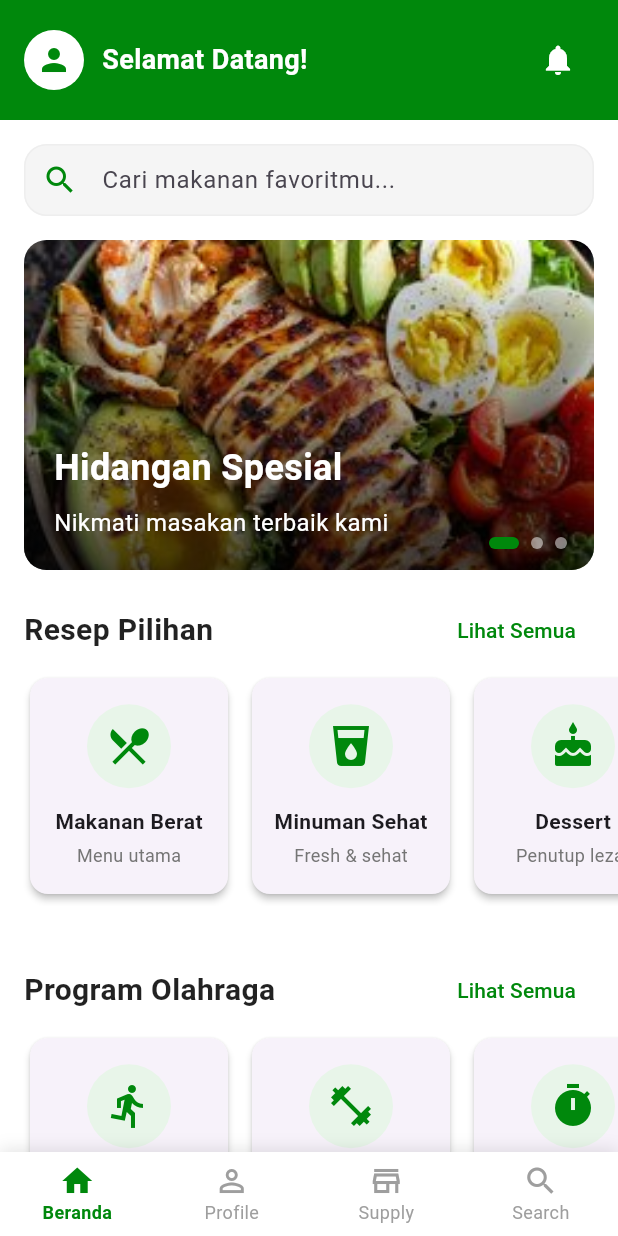
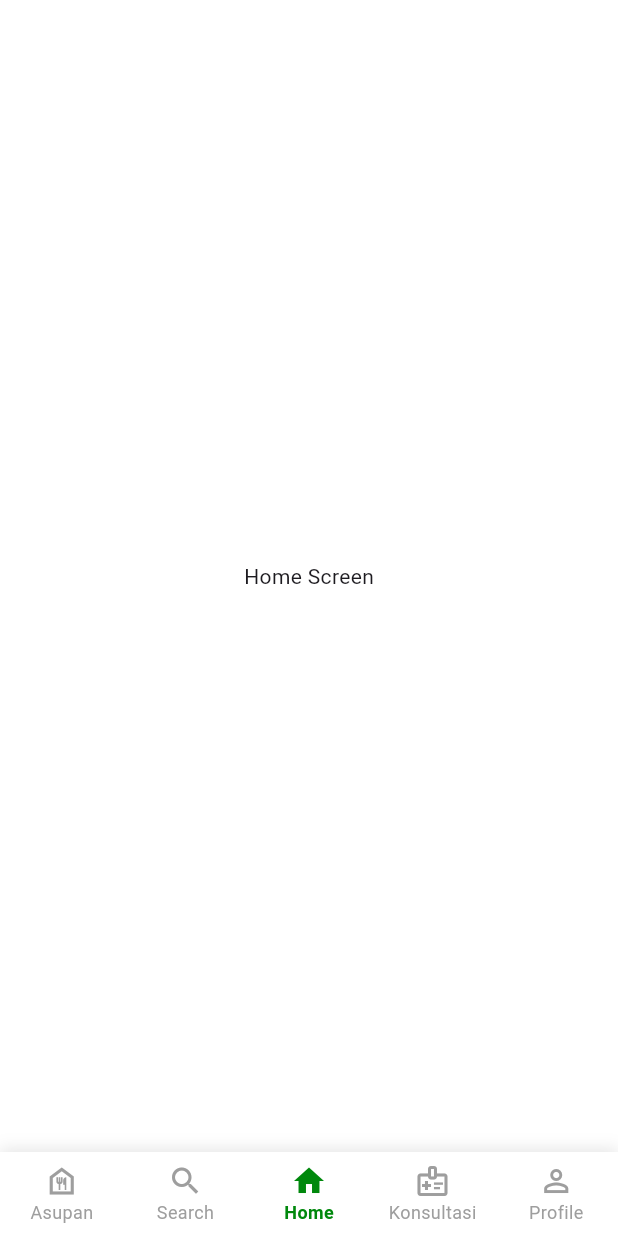
Before and after one commit to kunMooji/flutterdek, a Flutter app: the MainPage screen opened directly, on a phone screen of 412 x 824 dp. Run offline on Flutter 3.47's test engine with Material 3 defaults, Android fonts, the phone set to English and light mode, and no system bars; our stand-ins replace shared_preferences; accounts and stored records are empty.

Commit message:
tab asupan, fixing nav bar, add new screen for recipe

```diff
--- a/lib/main.dart
+++ b/lib/main.dart
@@ -1,9 +1,10 @@
 import 'package:flutter/material.dart';
+import 'package:mesorry/screens/HomeFrame.dart';
+import 'package:mesorry/screens/searchFrame.dart';
 import 'screens/profile.dart';
 import 'screens/supply.dart';
-import 'screens/searchFrame.dart';
+import 'screens/konsultasiFrame.dart';
 import 'screens/login_screen.dart';
-import 'screens/search.dart';
 import 'package:shared_preferences/shared_preferences.dart';
 
 void main() {
@@ -99,15 +100,16 @@ class MainPage extends StatefulWidget {
 }
 
 class _MainPageState extends State<MainPage> with SingleTickerProviderStateMixin {
-  int _currentIndex = 0;
+  int _currentIndex = 2; // Set Home (index 2) as default
   late PageController _pageController;
   late AnimationController _animationController;
 
   final List<Widget> _pages = [
-    HomeScreen(),
-    ProfileScreen(),
     BussinesScreen(),
     SearchScreen(),
+    HomeScreen(),
+    KonsultasiScreen(),
+    ProfileScreen(),
   ];
 
   @override
@@ -128,8 +130,8 @@ class _MainPageState extends State<MainPage> with SingleTickerProviderStateMixin
   }
 
   Future<bool> _onWillPop() async {
-    if (_currentIndex != 0) {
-      _onItemTapped(0);
+    if (_currentIndex != 2) { // Home is at index 2
+      _onItemTapped(2);
       return false;
     }
     return true;
@@ -209,24 +211,29 @@ class _MainPageState extends State<MainPage> with SingleTickerProviderStateMixin
             unselectedLabelStyle: const TextStyle(fontWeight: FontWeight.normal),
             items: const [
               BottomNavigationBarItem(
+                icon: Icon(Icons.food_bank_outlined),
+                activeIcon: Icon(Icons.food_bank),
+                label: 'Asupan',
+              ),
+              BottomNavigationBarItem(
+                icon: Icon(Icons.search_outlined),
+                activeIcon: Icon(Icons.search),
+                label: 'Search',
+              ),
+              BottomNavigationBarItem(
                 icon: Icon(Icons.home_outlined),
                 activeIcon: Icon(Icons.home),
-                label: 'Beranda',
+                label: 'Home',
+              ),
+              BottomNavigationBarItem(
+                icon: Icon(Icons.medical_information_outlined),
+                activeIcon: Icon(Icons.medical_information),
+                label: 'Konsultasi',
               ),
               BottomNavigationBarItem(
                 icon: Icon(Icons.person_outline),
                 activeIcon: Icon(Icons.person),
                 label: 'Profile',
-              ),
-              BottomNavigationBarItem(
-                icon: Icon(Icons.store_outlined),
-                activeIcon: Icon(Icons.store),
-                label: 'Supply',
-              ),
-              BottomNavigationBarItem(
-                icon: Icon(Icons.search_outlined),
-                activeIcon: Icon(Icons.search),
-                label: 'Search',
               ),
             ],
           ),
--- /dev/null
+++ b/lib/screens/HomeFrame.dart
@@ -0,0 +1,10 @@
+import 'package:flutter/material.dart';
+
+class HomeScreen extends StatelessWidget {
+  @override
+  Widget build(BuildContext context) {
+    return const Center(
+      child: Text('Home Screen'),
+    );
+  }
+}
--- /dev/null
+++ b/lib/screens/asupanFrame.dart
@@ -0,0 +1,10 @@
+import 'package:flutter/material.dart';
+
+class AsupanScreen extends StatelessWidget {
+  @override
+  Widget build(BuildContext context) {
+    return const Center(
+      child: Text('Asupan Screen'),
+    );
+  }
+}
--- a/lib/screens/searchFrame.dart
+++ b/lib/screens/searchFrame.dart
@@ -2,12 +2,12 @@ import 'package:flutter/material.dart';
 import 'dart:async';
 import 'selectedFood.dart';
 
-class HomeScreen extends StatefulWidget {
+class SearchScreen extends StatefulWidget {
   @override
-  _HomeScreenState createState() => _HomeScreenState();
+  _SearchScreenState createState() => _SearchScreenState();
 }
 
-class _HomeScreenState extends State<HomeScreen> {
+class _SearchScreenState extends State<SearchScreen> {
   int _currentImageIndex = 0;
   Timer? _timer;
   final PageController _pageController = PageController();
```
Also changed, not shown: lib/screens/konsultasiFrame.dart (added, +10 -0 lines), lib/screens/resepFrame.dart (added, +83 -0 lines), lib/screens/search.dart (+15 -15 lines), lib/screens/selectedFood.dart (+8 -47 lines), lib/screens/supply.dart (+116 -31 lines).
